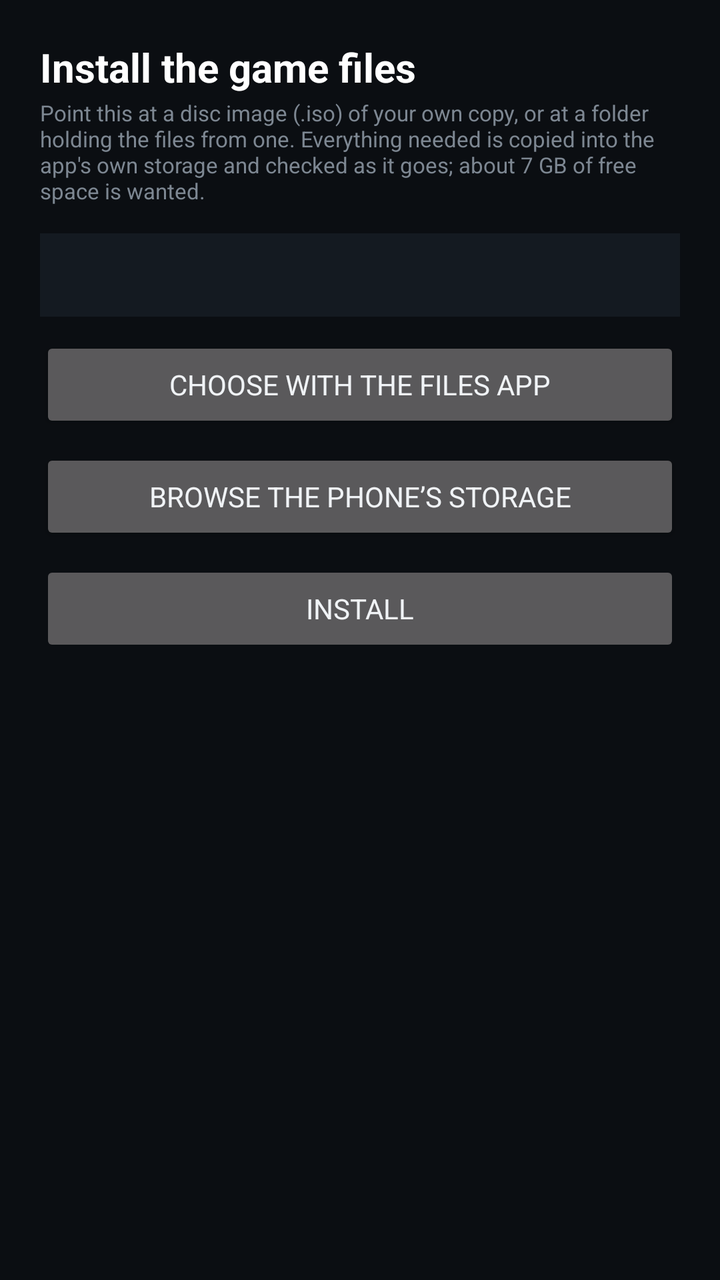
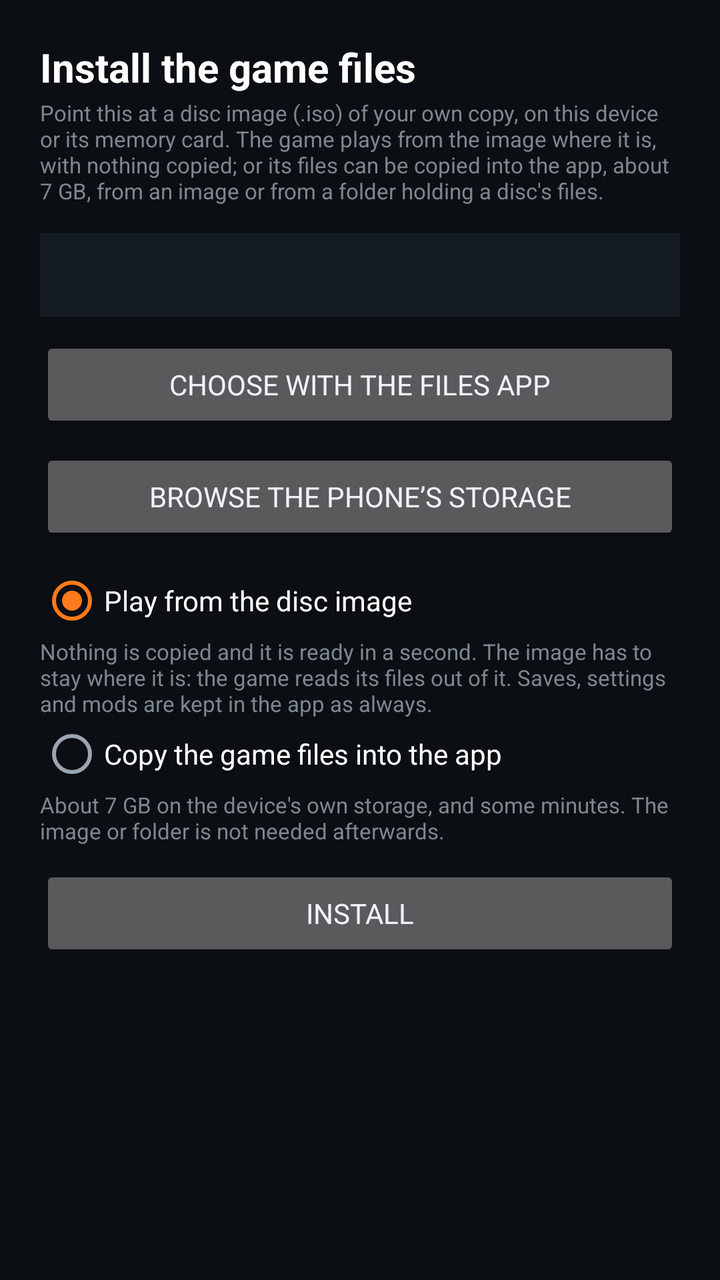

The first picture is an Android layout as it rendered before a commit; the second is the same layout after the commit. The layout source and the unified diff follow.
<!-- AndroidManifest.xml: application theme Theme.MW2 -->
<!-- res/layout/activity_install.xml -->
<?xml version="1.0" encoding="utf-8"?>
<ScrollView xmlns:android="http://schemas.android.com/apk/res/android"
    android:layout_width="match_parent"
    android:layout_height="match_parent"
    android:fillViewport="true"
    android:background="#0B0E12">

    <LinearLayout
        android:layout_width="match_parent"
        android:layout_height="wrap_content"
        android:orientation="vertical"
        android:padding="20dp">

        <TextView
            android:layout_width="match_parent"
            android:layout_height="wrap_content"
            android:text="@string/install_game"
            android:textColor="#FFFFFF"
            android:textSize="20sp"
            android:textStyle="bold" />

        <TextView
            style="@style/SettingHint"
            android:layout_width="match_parent"
            android:layout_height="wrap_content"
            android:text="@string/install_hint" />

        <TextView
            android:id="@+id/source"
            android:layout_width="match_parent"
            android:layout_height="wrap_content"
            android:layout_marginTop="12dp"
            android:background="#141A21"
            android:padding="12dp"
            android:textColor="#C8D0D8"
            android:textSize="13sp" />

        <Button
            android:id="@+id/pick"
            android:layout_width="match_parent"
            android:layout_height="wrap_content"
            android:layout_marginTop="10dp"
            android:text="@string/pick_with_files" />

        <Button
            android:id="@+id/choose"
            android:layout_width="match_parent"
            android:layout_height="wrap_content"
            android:layout_marginTop="8dp"
            android:text="@string/choose_source" />

        <Button
            android:id="@+id/begin"
            android:layout_width="match_parent"
            android:layout_height="wrap_content"
            android:layout_marginTop="8dp"
            android:enabled="false"
            android:text="@string/begin_install" />

        <ProgressBar
            android:id="@+id/progress"
            style="?android:attr/progressBarStyleHorizontal"
            android:layout_width="match_parent"
            android:layout_height="wrap_content"
            android:layout_marginTop="14dp"
            android:max="1000"
            android:visibility="gone" />

        <TextView
            android:id="@+id/progress_text"
            style="@style/SettingHint"
            android:layout_width="match_parent"
            android:layout_height="wrap_content" />

        <Button
            android:id="@+id/cancel"
            android:layout_width="match_parent"
            android:layout_height="wrap_content"
            android:layout_marginTop="8dp"
            android:visibility="gone"
            android:text="@string/cancel" />
    </LinearLayout>
</ScrollView>
<!-- resources referenced by this layout -->
<resources>
  <string name="begin_install">Install</string>
  <string name="cancel">Cancel</string>
  <string name="choose_source">Browse the phone\u2019s storage</string>
  <string name="install_game">Install the game files</string>
  <string name="install_hint">Point this at a disc image (.iso) of your own copy, or at a folder holding the files from one. Everything needed is copied into the app\'s own storage and checked as it goes; about 7 GB of free space is wanted.</string>
  <string name="pick_with_files">Choose with the Files app</string>
  <style name="SettingHint">
          <item name="android:paddingTop">2dp</item>
          <item name="android:paddingBottom">2dp</item>
          <item name="android:textColor">#7D8792</item>
          <item name="android:textSize">11sp</item>
      </style>
  <style name="Theme.MW2" parent="Theme.AppCompat.NoActionBar">
          <item name="android:fontFamily">sans-serif</item>
          <item name="android:windowBackground">#0B0E12</item>
          <item name="colorPrimary">#1B2129</item>
          <item name="colorPrimaryDark">#0B0E12</item>
          <item name="colorAccent">#FF7A1A</item>
          <item name="android:textColorPrimary">#F0F3F6</item>
          <item name="android:textColorSecondary">#9AA5B1</item>
      </style>
</resources>

<!-- the commit's change to res/layout/activity_install.xml (unified diff, before → after) -->
@@ -49,6 +49,40 @@
             android:layout_marginTop="8dp"
             android:text="@string/choose_source" />
 
+        <RadioGroup
+            android:id="@+id/mode"
+            android:layout_width="match_parent"
+            android:layout_height="wrap_content"
+            android:layout_marginTop="12dp">
+
+            <RadioButton
+                android:id="@+id/mode_link"
+                android:layout_width="match_parent"
+                android:layout_height="wrap_content"
+                android:checked="true"
+                android:text="@string/install_mode_link"
+                android:textColor="#FFFFFF" />
+
+            <TextView
+                style="@style/SettingHint"
+                android:layout_width="match_parent"
+                android:layout_height="wrap_content"
+                android:text="@string/install_mode_link_hint" />
+
+            <RadioButton
+                android:id="@+id/mode_copy"
+                android:layout_width="match_parent"
+                android:layout_height="wrap_content"
+                android:text="@string/install_mode_copy"
+                android:textColor="#FFFFFF" />
+
+            <TextView
+                style="@style/SettingHint"
+                android:layout_width="match_parent"
+                android:layout_height="wrap_content"
+                android:text="@string/install_mode_copy_hint" />
+        </RadioGroup>
+
         <Button
             android:id="@+id/begin"
             android:layout_width="match_parent"
<!-- resource entries referenced after the edit -->
@@ -4,7 +4,11 @@
   <string name="cancel">Cancel</string>
   <string name="choose_source">Browse the phone\u2019s storage</string>
   <string name="install_game">Install the game files</string>
-  <string name="install_hint">Point this at a disc image (.iso) of your own copy, or at a folder holding the files from one. Everything needed is copied into the app\'s own storage and checked as it goes; about 7 GB of free space is wanted.</string>
+  <string name="install_hint">Point this at a disc image (.iso) of your own copy, on this device or its memory card. The game plays from the image where it is, with nothing copied; or its files can be copied into the app, about 7 GB, from an image or from a folder holding a disc\'s files.</string>
+  <string name="install_mode_copy">Copy the game files into the app</string>
+  <string name="install_mode_copy_hint">About 7 GB on the device\'s own storage, and some minutes. The image or folder is not needed afterwards.</string>
+  <string name="install_mode_link">Play from the disc image</string>
+  <string name="install_mode_link_hint">Nothing is copied and it is ready in a second. The image has to stay where it is: the game reads its files out of it. Saves, settings and mods are kept in the app as always.</string>
   <string name="pick_with_files">Choose with the Files app</string>
   <style name="SettingHint">
           <item name="android:paddingTop">2dp</item>
